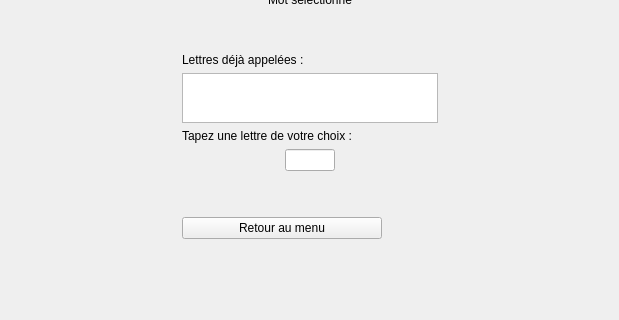
This is ProjetLogiciel/pendu_oc/mainwindow.ui in Nozvez/Pendu as Qt 5 draws it before an edit; both pictures show x 0 to 619 and y 129 to 449 of the 619 by 631 pixel window. The edited form follows.
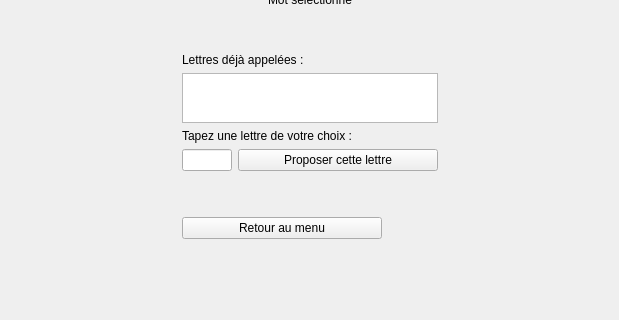
This is the edited form.

Commit message: Méthode appelée lors de l'appui sur le bouton 'Proposer cette lettre' en cours d'écriture.

The edit to the form file:
```diff
--- a/ProjetLogiciel/pendu_oc/mainwindow.ui
+++ b/ProjetLogiciel/pendu_oc/mainwindow.ui
@@ -274,6 +274,25 @@
               </property>
              </widget>
             </item>
+            <item>
+             <widget class="QPushButton" name="pushButton_proposeLetter">
+              <property name="minimumSize">
+               <size>
+                <width>130</width>
+                <height>0</height>
+               </size>
+              </property>
+              <property name="maximumSize">
+               <size>
+                <width>200</width>
+                <height>16777215</height>
+               </size>
+              </property>
+              <property name="text">
+               <string>Proposer cette lettre</string>
+              </property>
+             </widget>
+            </item>
            </layout>
           </item>
           <item>
```
The commit also changes 4 other files.
